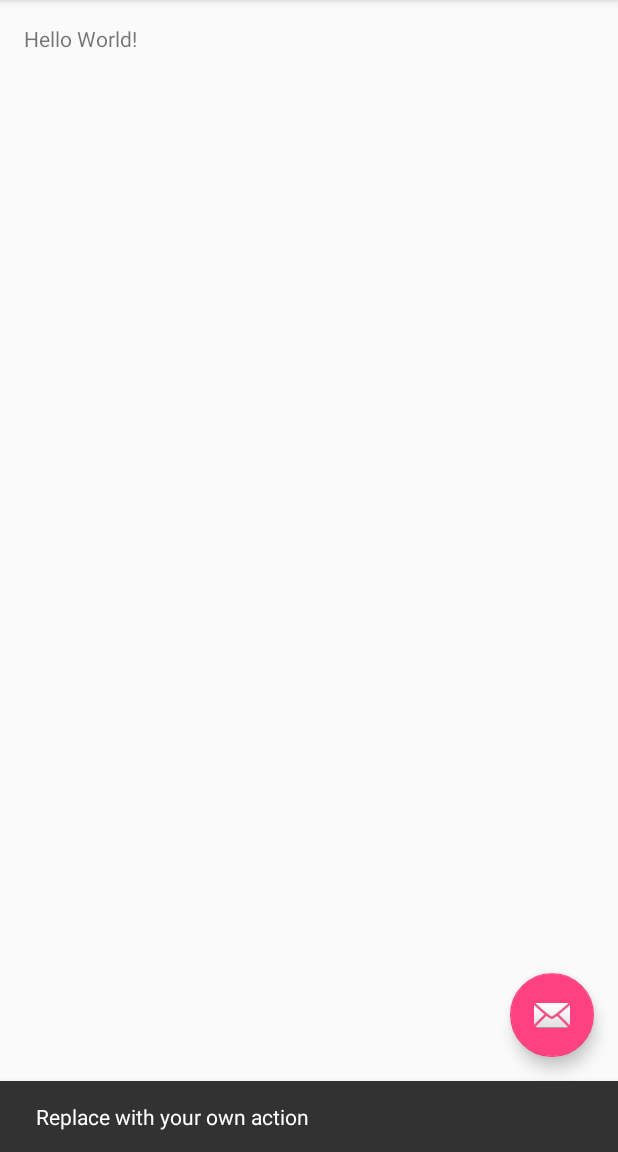
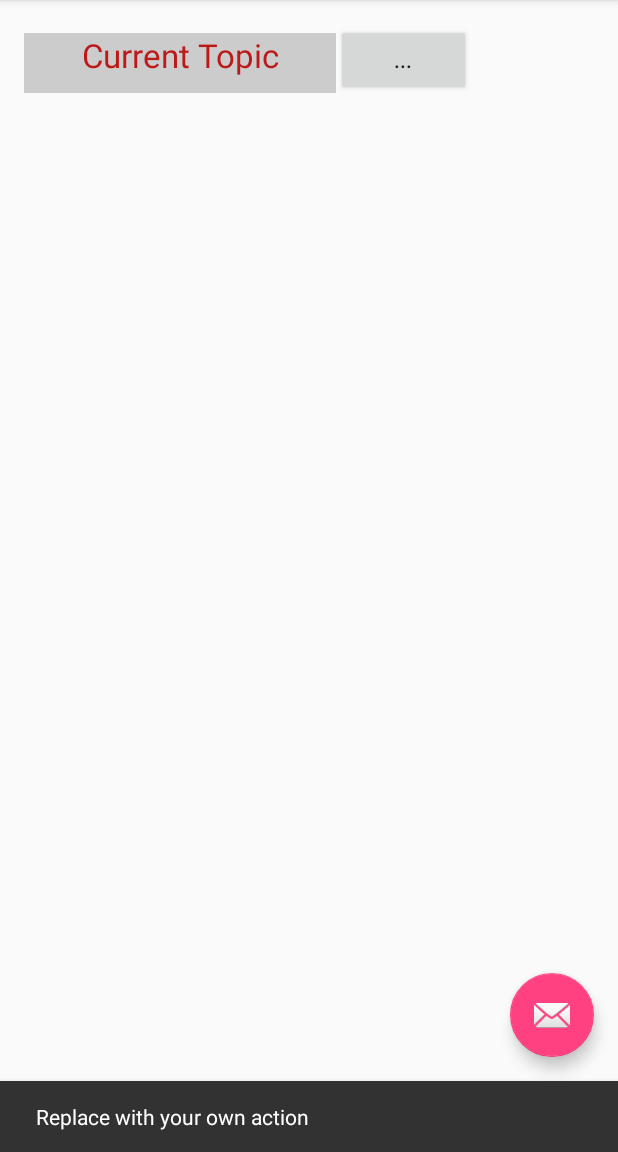
Before and after one commit to zdoryy/Sagittarius, an Android app: the screen it shows after launch (MainActivity), after a tap on an icon or button, on a phone screen of 412 x 824 dp, the part 84-1236 px from its top. Run offline under Robolectric (Android 15) with nearby library versions, the phone set to English and light mode, and no system bars.

Commit message:
Приступил к интерфесам и фрагментам

```diff
--- a/mobile/src/main/res/layout/content_main.xml
+++ b/mobile/src/main/res/layout/content_main.xml
@@ -12,8 +12,14 @@
     tools:context="ru.rivendel.sagittarius.MainActivity"
     tools:showIn="@layout/main">
 
-    <TextView
-        android:layout_width="wrap_content"
-        android:layout_height="wrap_content"
-        android:text="Hello World!" />
+    <fragment
+        xmlns:app="http://schemas.android.com/apk/res-auto"
+        xmlns:tools="http://schemas.android.com/tools"
+        android:id="@+id/fragment"
+        android:name="ru.rivendel.sagittarius.fragments.FTopic"
+        android:layout_width="fill_parent"
+        android:layout_height="match_parent"
+        app:layout_behavior="@string/appbar_scrolling_view_behavior"
+        tools:layout="@layout/fragment_topic" />
+
 </RelativeLayout>
--- /dev/null
+++ b/mobile/src/main/res/layout/fragment_topic.xml
@@ -0,0 +1,25 @@
+<?xml version="1.0" encoding="utf-8"?>
+<LinearLayout xmlns:android="http://schemas.android.com/apk/res/android"
+    android:layout_width="match_parent"
+    android:layout_height="match_parent"
+    android:weightSum="1">
+
+    <TextView
+        android:layout_width="208dp"
+        android:layout_height="40dp"
+        android:text="Current Topic"
+        android:id="@+id/textView"
+        android:background="#cccccc"
+        android:textAlignment="center"
+        android:textColor="#bc1919"
+        android:textSize="22sp" />
+
+    <Button
+        style="?android:attr/buttonStyleSmall"
+        android:layout_width="wrap_content"
+        android:layout_height="wrap_content"
+        android:text="..."
+        android:id="@+id/button"
+        android:layout_weight="0.34" />
+
+</LinearLayout>
```
